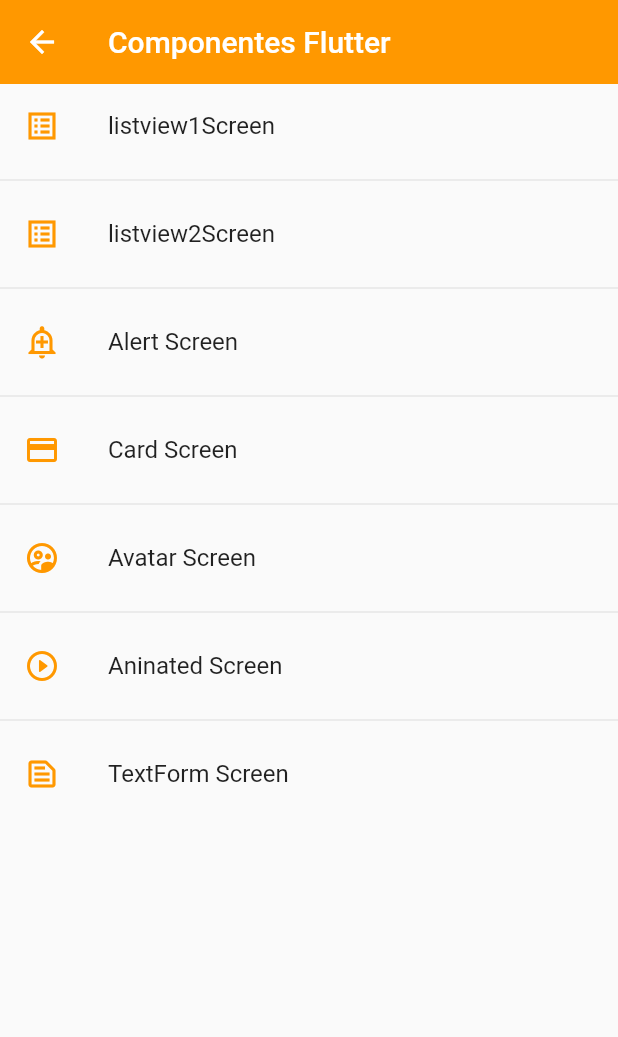
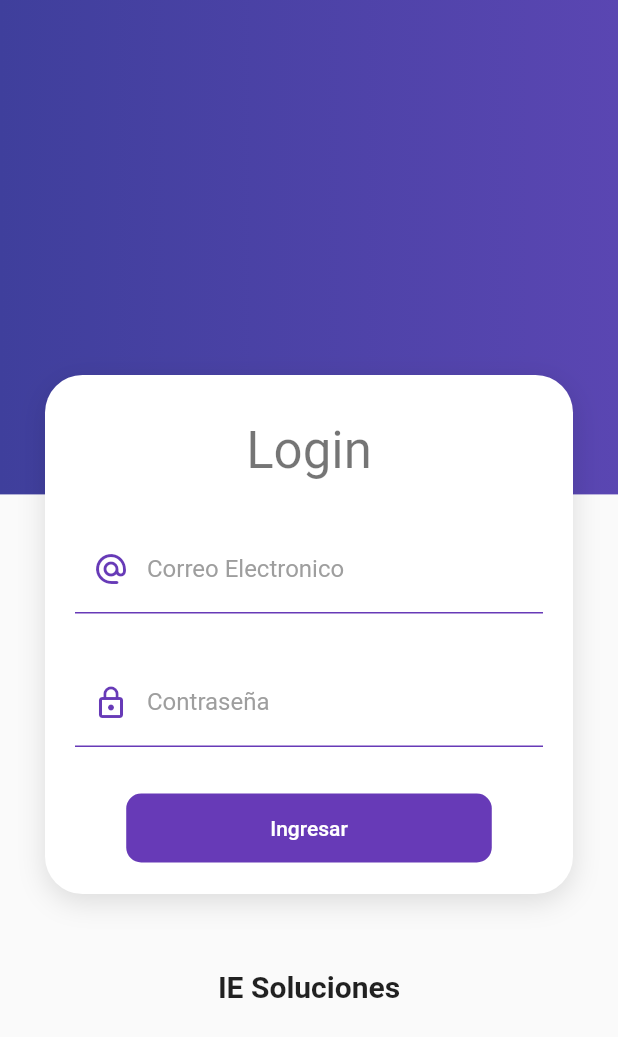
Before and after one commit to EdgarLS7/fltproject, a Flutter app: the screen it shows after launch, on a phone screen of 412 x 824 dp. Shown: the top 1037 px of the screen. Run offline on Flutter 3.47's test engine with Material 2 defaults, Android fonts, the phone set to English and light mode, and no system bars.

Commit message:
Agregando login al proyecto

```diff
--- /dev/null
+++ b/lib/provider/login_form_provider.dart
@@ -0,0 +1,25 @@
+import 'package:flutter/material.dart';
+
+class LoginFormProvider extends ChangeNotifier {
+
+  GlobalKey <FormState> formKey = GlobalKey();
+
+  String email    = '';
+  String password = '';
+
+  bool _isLoading = false;
+  bool get isLoading => _isLoading;
+
+  set isLoading ( bool value ) {
+    _isLoading = value;
+    notifyListeners();
+  }
+
+  bool isValidForm(){
+    // print( formKey.currentState?.validate());
+    // print('$email - $password');
+
+    return formKey.currentState?.validate() ?? false;
+  }
+
+}
--- a/lib/router/app_routes.dart
+++ b/lib/router/app_routes.dart
@@ -1,10 +1,11 @@
 import 'package:flt_project/models/models.dart';
+import 'package:flt_project/screens/login_screen.dart';
 import 'package:flt_project/screens/screens.dart';
 import 'package:flutter/material.dart';
 
 class AppRoutes {
 
-  static const initialRoute = '/home';
+  static const initialRoute = '/login';
 
   static final menuOptions = <MenuOption> [
 
@@ -56,7 +57,8 @@ class AppRoutes {
   static Map<String, Widget Function(BuildContext)> getAppRoutes() {
 
     Map<String, Widget Function(BuildContext)> appRoutes = {};
-    appRoutes.addAll({ '/home' : (BuildContext context ) => const HomeScreen()});
+    appRoutes.addAll({ '/home'  : (BuildContext context ) => const HomeScreen()});
+    appRoutes.addAll({ '/login' : (BuildContext context ) => const LoginScreen()});
 
     for (final option in menuOptions) {
       appRoutes.addAll({ option.route : ( BuildContext context ) => option.screen});
--- /dev/null
+++ b/lib/screens/login_screen.dart
@@ -0,0 +1,142 @@
+import 'package:flt_project/provider/login_form_provider.dart';
+import 'package:flt_project/ui/input_decorations.dart';
+import 'package:flt_project/widgets/widgets.dart';
+import 'package:flutter/material.dart';
+import 'package:provider/provider.dart';
+
+class LoginScreen extends StatelessWidget {
+
+  const LoginScreen({Key? key}) : super(key: key);
+
+  @override
+  Widget build(BuildContext context) {
+    return Scaffold(
+      body: ImageBackground (
+        child: SingleChildScrollView(
+          child: Column(
+            children: [
+
+              const SizedBox(height: 250,),
+
+              FormContainer(
+                child: Column(
+                  children: [
+
+                    const SizedBox( height: 10, ),
+                    Text('Login', style: Theme.of(context).textTheme.headline4,),
+                    const SizedBox( height: 30, ),
+
+                    ChangeNotifierProvider(
+                      create: ( _ ) => LoginFormProvider(),
+                      child: const _LoginForm(),
+                    ),
+
+
+                  ]
+                ),
+              ),
+
+              const SizedBox( height: 50,),
+              const Text('IE Soluciones', style: TextStyle( fontSize: 20, fontWeight: FontWeight.bold ))
+
+            ],
+          ),
+        )
+      ),
+    );
+  }
+}
+
+class _LoginForm extends StatelessWidget {
+  const _LoginForm({Key? key}) : super(key: key);
+
+  @override
+  Widget build(BuildContext context) {
+
+    final loginForm = Provider.of<LoginFormProvider>(context);
+
+    return Form(
+      key: loginForm.formKey,
+      autovalidateMode: AutovalidateMode.onUserInteraction,
+      child: Column(
+        children: [
+
+          TextFormField(
+            autocorrect: false,
+            keyboardType: TextInputType.emailAddress,
+            decoration: InputDecorations.authInputDecoration(
+              hintText: 'edgar12@gmail.com',
+              labelText: 'Correo Electronico',
+              prefixIcon: Icons.alternate_email_rounded
+            ),
+            onChanged: ( value ) => loginForm.email = value,
+            validator: ( value ) {
+
+              String pattern = r'^(([^<>()[\]\\.,;:\s@\"]+(\.[^<>()[\]\\.,;:\s@\"]+)*)|(\".+\"))@((\[[0-9]{1,3}\.[0-9]{1,3}\.[0-9]{1,3}\.[0-9]{1,3}\])|(([a-zA-Z\-0-9]+\.)+[a-zA-Z]{2,}))$';
+              RegExp regExp  = RegExp(pattern);
+
+              return regExp.hasMatch(value ?? '')
+                ? null
+                : 'El dato ingresado no es un Correo';
+
+            },
+
+          ),
+
+          const SizedBox( height: 30,),
+
+          TextFormField(
+            autocorrect: false,
+            obscureText: true,
+            keyboardType: TextInputType.text,
+            decoration: InputDecorations.authInputDecoration(
+              hintText: '*****',
+              labelText: 'Contraseña',
+              prefixIcon: Icons.lock_outline
+            ),
+            onChanged: ( value ) => loginForm.password = value,
+            validator: ( value ) {
+
+              return ( value != null && value.length >= 6 )
+                ? null
+                : 'La contraseña debe tener 6 caracteres';
+
+            },
+          ),
+
+          const SizedBox( height: 30,),
+
+          MaterialButton(
+            shape: RoundedRectangleBorder(borderRadius: BorderRadius.circular(10)),
+            disabledColor: Colors.grey,
+            elevation: 0,
+            color: Colors.deepPurple,
+            child: Container(
+              padding: const EdgeInsets.symmetric( horizontal: 80, vertical: 15),
+              child: Text(
+                loginForm.isLoading
+                ? 'Espere'
+                : 'Ingresar',
+                style: const TextStyle ( color: Colors.white),
+              ),
+            ),
+            onPressed: loginForm.isLoading ? null : () async {
+              FocusScope.of(context).unfocus();
+
+              if( !loginForm.isValidForm() ) return;
+
+              loginForm.isLoading = true;
+
+              await Future.delayed( const Duration(seconds: 2));
+
+              loginForm.isLoading = false;
+
+              Navigator.pushReplacementNamed(context, '/home');
+            },
+          )
+
+        ]
+      ),
+    );
+  }
+}
--- /dev/null
+++ b/lib/ui/input_decorations.dart
@@ -0,0 +1,32 @@
+import 'package:flutter/material.dart';
+
+class InputDecorations {
+
+  static InputDecoration authInputDecoration({
+    required String hintText,
+    required String labelText,
+    IconData? prefixIcon,
+  }) {
+    return InputDecoration(
+      enabledBorder: const UnderlineInputBorder(
+        borderSide: BorderSide(
+          color: Colors.deepPurple
+        ),
+      ),
+        focusedBorder: const UnderlineInputBorder(
+          borderSide: BorderSide(
+            color: Colors.deepPurple,
+            width: 2,
+          ),
+        ),
+        hintText: hintText,
+        labelText: labelText,
+        labelStyle: const TextStyle(
+          color: Colors.grey
+        ),
+        prefixIcon: prefixIcon != null
+        ? Icon(prefixIcon, color: Colors.deepPurple)
+        : null
+    );
+  }
+}
--- /dev/null
+++ b/lib/widgets/form_container.dart
@@ -0,0 +1,36 @@
+import 'package:flutter/material.dart';
+
+class FormContainer extends StatelessWidget {
+
+  final Widget child;
+
+  const FormContainer({
+    Key? key,
+    required this.child
+  }) : super(key: key);
+
+  @override
+  Widget build(BuildContext context) {
+    return Padding(
+      padding: const EdgeInsets.symmetric(horizontal: 30),
+      child: Container(
+        padding: const EdgeInsets.all(20),
+        width: double.infinity,
+        decoration: _formCardDecoration(),
+        child: child,
+      ),
+    );
+  }
+
+  BoxDecoration _formCardDecoration() => BoxDecoration(
+    color: Colors.white,
+    borderRadius: BorderRadius.circular(25),
+    boxShadow: const [
+      BoxShadow(
+        color: Colors.black12,
+        blurRadius: 15,
+        offset: Offset(0,5)
+      )
+    ]
+  );
+}
--- /dev/null
+++ b/lib/widgets/image_background.dart
@@ -0,0 +1,53 @@
+import 'package:flutter/material.dart';
+
+class ImageBackground extends StatelessWidget {
+
+  final Widget child;
+
+  const ImageBackground({
+    Key? key,
+    required this.child
+    }) : super(key: key);
+
+  @override
+  Widget build(BuildContext context) {
+    return SizedBox(
+      width: double.infinity,
+      height: double.infinity,
+
+      child: Stack(
+        children: [
+
+          const _ImageBox(),
+
+          child
+        ],
+      ),
+    );
+  }
+}
+
+class _ImageBox extends StatelessWidget {
+  const _ImageBox({Key? key}) : super(key: key);
+
+  @override
+  Widget build(BuildContext context) {
+
+    final size = MediaQuery.of(context).size;
+
+    return Container(
+      width: double.infinity,
+      height: size.height * 0.4,
+      decoration: _colorBackgroundGradient(),
+    );
+  }
+
+  BoxDecoration _colorBackgroundGradient() => const BoxDecoration(
+    gradient: LinearGradient(
+      colors: [
+        Color.fromRGBO(63, 63, 156, 1),
+        Color.fromRGBO(90, 70, 178, 1)
+      ]
+    )
+  );
+}
--- a/lib/widgets/widgets.dart
+++ b/lib/widgets/widgets.dart
@@ -1,4 +1,6 @@
 
 export 'package:flt_project/widgets/custom_card.dart';
 export 'package:flt_project/widgets/custom_input.dart';
+export 'package:flt_project/widgets/form_container.dart';
+export 'package:flt_project/widgets/image_background.dart';
 export 'package:flt_project/widgets/image_card.dart';
--- a/pubspec.yaml
+++ b/pubspec.yaml
@@ -33,6 +33,7 @@ dependencies:
   # The following adds the Cupertino Icons font to your application.
   # Use with the CupertinoIcons class for iOS style icons.
   cupertino_icons: ^1.0.2
+  provider: ^6.0.2
 
 dev_dependencies:
   flutter_test:
```
Also changed, not shown: pubspec.lock.
